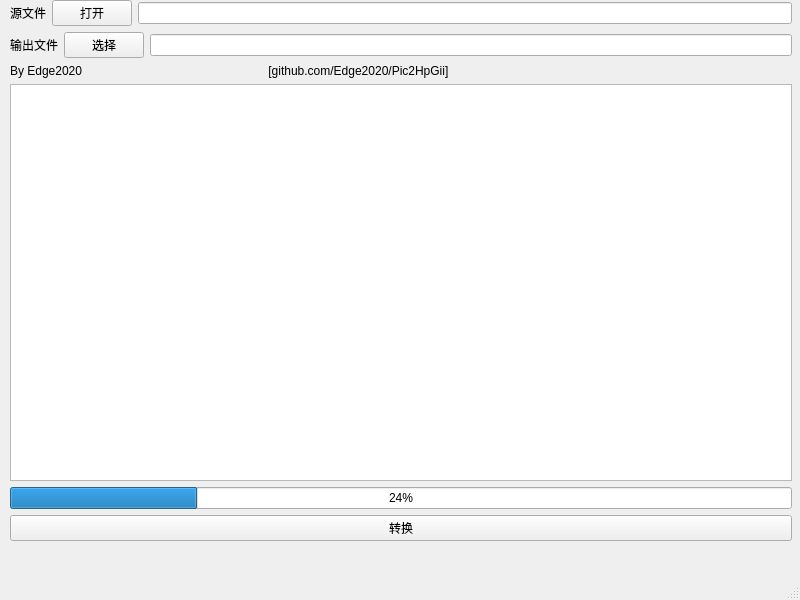
This is mainwindow.ui in Edge2020/Pic2HpGii as Qt 5 draws it before an edit. The edited form follows.
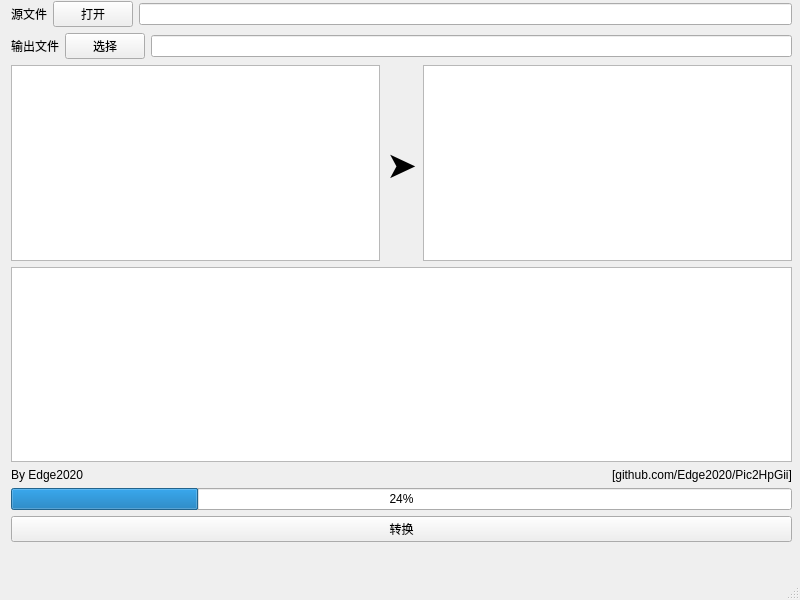
This is the edited form.

```diff
--- a/mainwindow.ui
+++ b/mainwindow.ui
@@ -29,13 +29,15 @@
    <widget class="QWidget" name="layoutWidget">
     <property name="geometry">
      <rect>
-      <x>10</x>
-      <y>0</y>
-      <width>782</width>
+      <x>11</x>
+      <y>1</y>
+      <width>781</width>
       <height>541</height>
      </rect>
     </property>
-    <layout class="QVBoxLayout" name="verticalLayout_2">
+    <layout class="QVBoxLayout" name="verticalLayout_4">
+     <item>
+      <layout class="QVBoxLayout" name="verticalLayout_3">
      <item>
       <layout class="QVBoxLayout" name="verticalLayout">
        <item>
@@ -55,7 +57,11 @@
           </widget>
          </item>
          <item>
-          <widget class="QLineEdit" name="input"/>
+            <widget class="QLineEdit" name="input">
+             <property name="readOnly">
+              <bool>true</bool>
+             </property>
+            </widget>
          </item>
         </layout>
        </item>
@@ -76,18 +82,40 @@
           </widget>
          </item>
          <item>
-          <widget class="QLineEdit" name="output"/>
+            <widget class="QLineEdit" name="output">
+             <property name="readOnly">
+              <bool>true</bool>
+             </property>
+            </widget>
          </item>
         </layout>
        </item>
       </layout>
      </item>
      <item>
-      <widget class="QLabel" name="label_3">
+        <layout class="QVBoxLayout" name="verticalLayout_2">
+         <item>
+          <layout class="QHBoxLayout" name="horizontalLayout_6">
+           <item>
+            <widget class="QGraphicsView" name="img_in"/>
+           </item>
+           <item>
+            <widget class="QLabel" name="label_5">
+             <property name="font">
+              <font>
+               <family>Agency FB</family>
+               <pointsize>28</pointsize>
+              </font>
+             </property>
        <property name="text">
-        <string>By Edge2020                                                        [github.com/Edge2020/Pic2HpGii]</string>
-       </property>
-      </widget>
+              <string>➤</string>
+             </property>
+            </widget>
+           </item>
+           <item>
+            <widget class="QGraphicsView" name="img_out"/>
+           </item>
+          </layout>
      </item>
      <item>
       <widget class="QTextEdit" name="outinfo">
@@ -98,6 +126,33 @@
         <bool>true</bool>
        </property>
       </widget>
+         </item>
+        </layout>
+       </item>
+      </layout>
+     </item>
+     <item>
+      <layout class="QHBoxLayout" name="horizontalLayout_7">
+       <item alignment="Qt::AlignLeft">
+        <widget class="QLabel" name="label_3">
+         <property name="text">
+          <string>By Edge2020</string>
+         </property>
+        </widget>
+       </item>
+       <item alignment="Qt::AlignRight">
+        <widget class="QLabel" name="label_4">
+         <property name="font">
+          <font>
+           <underline>false</underline>
+          </font>
+         </property>
+         <property name="text">
+          <string>[github.com/Edge2020/Pic2HpGii]</string>
+         </property>
+        </widget>
+       </item>
+      </layout>
      </item>
      <item>
       <widget class="QProgressBar" name="progressBar">
```
Lines whose indentation alone changed are shown as unchanged.
